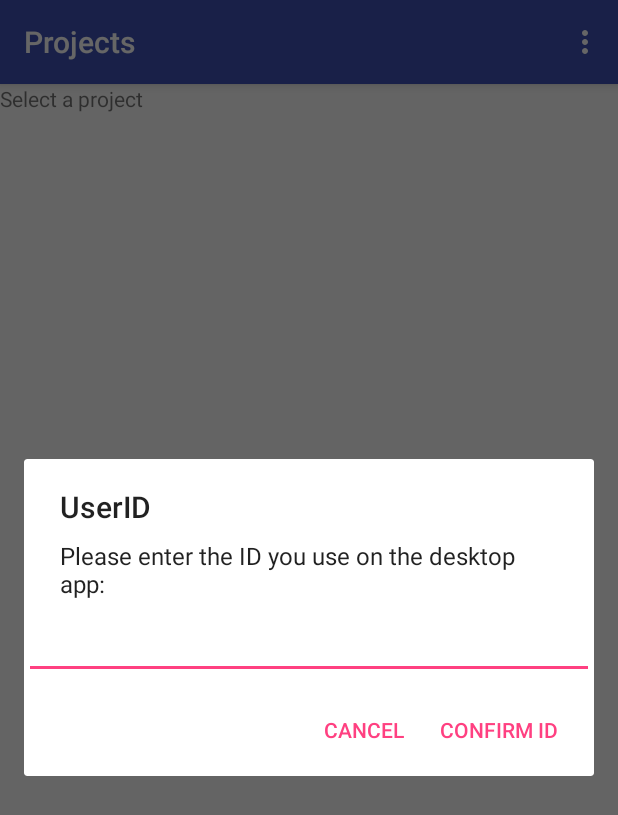
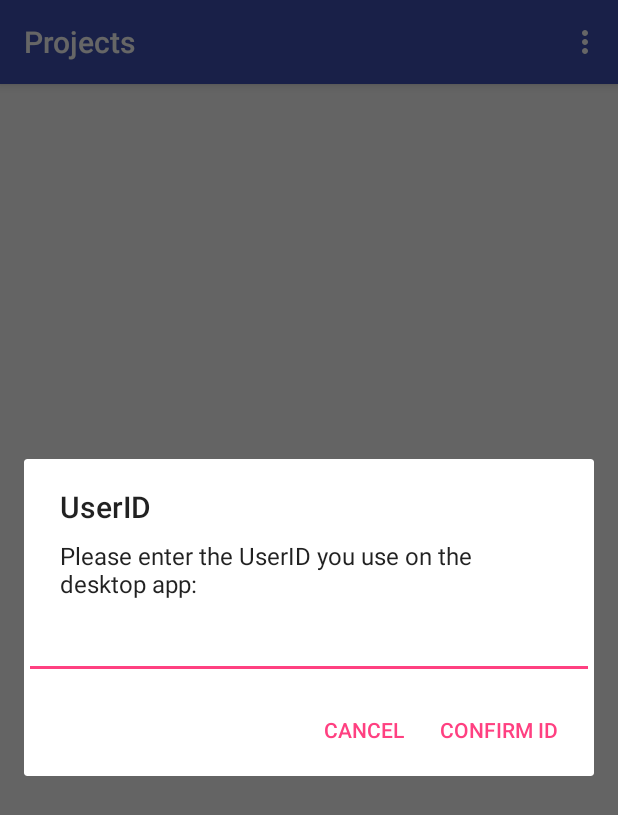
Before and after one commit to Sopwafel/IntroProject_GIT-andriod, an Android app: the screen it shows after launch (MainActivity), in the options menu, after a tap on "Set ID", on a phone screen of 412 x 824 dp. Shown: the top 815 px of the screen. Run offline under Robolectric (Android 15) with nearby library versions, the phone set to English and light mode, and no system bars.

Commit message:
Expanded askUserID behaviour
Now we have a different dialog for when we can't retrieve any projects. Also now we redraw the projects when setting a new UserID

```diff
--- a/TimeSquaredApp/app/src/main/java/nl/timesquared/timesquaredapp/ActivitiesActivity.java
+++ b/TimeSquaredApp/app/src/main/java/nl/timesquared/timesquaredapp/ActivitiesActivity.java
@@ -78,13 +78,17 @@ public class ActivitiesActivity extends AppCompatActivity {
         editor.apply();
     }
 
+    /**
+     * Saves the projectID of the active timer so we can color the correct button red in MainActivity
+     * @param p project
+     */
     public void setLastProject(ProjectObject p){
         SharedPreferences.Editor editor = localprefs.edit();
         if(p!=null) {
             editor.putString("lastProject", p.getID());
         }
         else{
-            editor.putString("lastLink", "placeholder so isLastProject returns false");
+            editor.putString("lastProject", "placeholder so isLastProject returns false");
         }
         editor.apply();
     }
--- a/TimeSquaredApp/app/src/main/java/nl/timesquared/timesquaredapp/MainActivity.java
+++ b/TimeSquaredApp/app/src/main/java/nl/timesquared/timesquaredapp/MainActivity.java
@@ -60,12 +60,11 @@ public class MainActivity extends AppCompatActivity {
         super.onCreate(savedInstanceState);
         setContentView(R.layout.activity_main);
 //        putToolbar();
+        // setUserID("d2c1b357-8041-4aef-9b41-da49db7a2aa6");
 
         // This makes sure the UserID is accessible
         localPrefs = PreferenceManager.getDefaultSharedPreferences(this);
 
-        // setUserID("d2c1b357-8041-4aef-9b41-da49db7a2aa6");
-        setUserID("398fb7b4-7a2e-47f9-9aa1-ae5f9939f1e4");
         savedUID = localPrefs.getString("USER_ID", "unknown");
         getProjects();
         drawProjects();
@@ -179,8 +178,9 @@ public class MainActivity extends AppCompatActivity {
      */
     public void drawProjects()
     {
+        if(testList.size()!=0) {
             // Getting UI element
-        LinearLayout projectHolder = (LinearLayout)findViewById(R.id.projectHolder);
+            LinearLayout projectHolder = (LinearLayout) findViewById(R.id.projectHolder);
             projectHolder.removeAllViews();
 
             TextView text = new TextView(this);
@@ -189,14 +189,14 @@ public class MainActivity extends AppCompatActivity {
 
             Button button;
             // Only draw the projects if we know an UserID
-        if(!savedUID.equals("unknown")) {
+            if (!savedUID.equals("unknown")) {
                 Log.d("userid: ", savedUID);
                 for (int i = 0; i < testList.size(); i++) {
                     final int j = i;
                     final ProjectObject project = testList.get(j);
                     button = new Button(this);
 
-                if(isLastProject(project))
+                    if (isLastProject(project))
                         button.setBackgroundColor(Color.RED);
                     button.setText(testList.get(i).getName());
                     //This is really annoying and should be much easier.
@@ -212,8 +212,7 @@ public class MainActivity extends AppCompatActivity {
                 }
             }
             // If we don't know UserID, ask for it
-        else
-        {
+            else {
                 //All this block does is ask the user to enter their userID
                 button = new Button(this);
                 button.setText("Enter useID");
@@ -226,7 +225,9 @@ public class MainActivity extends AppCompatActivity {
                 projectHolder.addView(button);
             }
 //        putToolbar();
-
+        }
+        else
+            noProjectsAskUserID();
     }
 
     /**
@@ -244,10 +245,29 @@ public class MainActivity extends AppCompatActivity {
      * Shows a dialog that asks for userID and saves it.
      */
     private void askUserID(){
+
+        AlertDialog.Builder builder = baseAskUserID();
+        builder.setMessage("Please enter the UserID you use on the desktop app:");
+        builder.show();
+    }
+
+    /**
+     * Slightly different dialog that is shown when we can't retrieve any projects
+     */
+    private void noProjectsAskUserID(){
+        AlertDialog.Builder builder = baseAskUserID();
+        builder.setMessage("No projects were found. Please enter a valid UserID or create some projects on your computer");
+        builder.show();
+    }
+
+    /**
+     * We want to be able to show different but similar dialogs for asking userID
+     * @return
+     */
+    private AlertDialog.Builder baseAskUserID(){
         AlertDialog.Builder builder = new AlertDialog.Builder(MainActivity.this);
         builder.setTitle("UserID");
         // Set up the input
-        builder.setMessage("Please enter the ID you use on the desktop app:");
         final EditText input = new EditText(MainActivity.this);
         // Specify the type of input expected
         input.setInputType(InputType.TYPE_CLASS_TEXT);
@@ -258,6 +278,7 @@ public class MainActivity extends AppCompatActivity {
             @Override
             public void onClick(DialogInterface dialog, int which) {
                 setUserID(input.getText().toString());
+                getProjects();
                 drawProjects();
             }
         });
@@ -267,9 +288,8 @@ public class MainActivity extends AppCompatActivity {
                 dialog.cancel();
             }
         });
-        builder.show();
+        return builder;
     }
-
     /**
      * Helper method that casts all items in a list to a different type
      * @param srcList List
```
Lines whose indentation alone changed are shown as unchanged.
